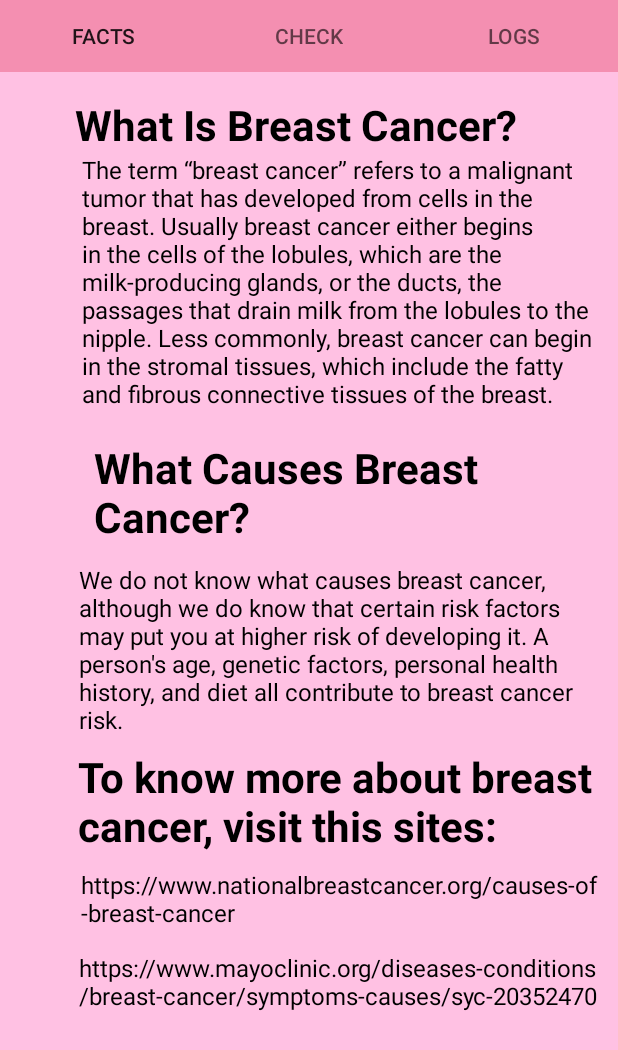
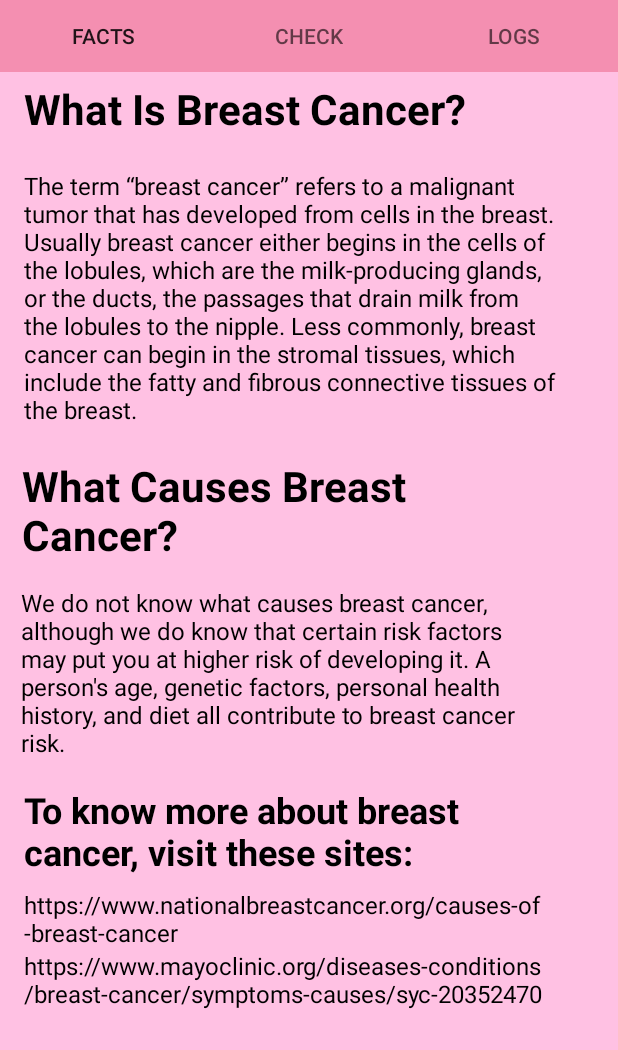
Before and after one commit to santosalwyn09/MateoSantosProject, an Android app: the screen it shows after launch (MainActivity), on a phone screen of 412 x 824 dp. Shown: the top 1050 px of the screen. Run offline under Robolectric (Android 15) with nearby library versions, the phone set to English and light mode, and no system bars.

Commit message:
UI Commit v3.2.1

```diff
--- a/app/src/main/res/layout/facts_fragment.xml
+++ b/app/src/main/res/layout/facts_fragment.xml
@@ -20,94 +20,113 @@
         app:layout_constraintVertical_bias="0.0">
 
         <android.support.constraint.ConstraintLayout
-            android:id="@+id/linearLayout3"
-            android:layout_width="match_parent"
+            android:layout_width="500dp"
             android:layout_height="wrap_content"
-            android:orientation="vertical">
+            tools:layout_editor_absoluteX="34dp">
+
+            <TextView
+                android:id="@+id/textView11"
+                android:layout_width="350dp"
+                android:layout_height="wrap_content"
+                android:layout_marginStart="16dp"
+                android:layout_marginLeft="16dp"
+                android:layout_marginEnd="134dp"
+                android:layout_marginRight="134dp"
+                android:text="https://www.mayoclinic.org/diseases-conditions/breast-cancer/symptoms-causes/syc-20352470"
+                android:textColor="@color/primaryTextColor"
+                android:textSize="16sp"
+                android:textAlignment="gravity"
+                app:layout_constraintEnd_toEndOf="parent"
+                app:layout_constraintStart_toStartOf="parent"
+                app:layout_constraintTop_toBottomOf="@+id/textView10" />
 
             <TextView
                 android:id="@+id/textView4"
-                android:layout_width="354dp"
+                android:layout_width="337dp"
                 android:layout_height="wrap_content"
-                android:layout_marginStart="8dp"
-                android:layout_marginLeft="8dp"
-                android:layout_marginTop="16dp"
-                android:layout_marginEnd="8dp"
-                android:layout_marginRight="8dp"
+                android:layout_marginStart="16dp"
+                android:layout_marginLeft="16dp"
+                android:layout_marginTop="5dp"
+                android:layout_marginEnd="147dp"
+                android:layout_marginRight="147dp"
+                android:layout_marginBottom="9dp"
                 android:text="@string/what_is_breast_cancer"
                 android:textColor="@color/primaryTextColor"
                 android:textSize="28sp"
                 android:textStyle="bold"
                 app:layout_constraintBottom_toTopOf="@+id/textView3"
                 app:layout_constraintEnd_toEndOf="parent"
-                app:layout_constraintHorizontal_bias="0.027"
                 app:layout_constraintStart_toStartOf="parent"
                 app:layout_constraintTop_toTopOf="parent" />
 
             <TextView
                 android:id="@+id/textView3"
-                android:layout_width="346dp"
+                android:layout_width="355dp"
                 android:layout_height="177dp"
-                android:layout_marginStart="1dp"
-                android:layout_marginLeft="1dp"
-                android:layout_marginEnd="1dp"
-                android:layout_marginRight="1dp"
-                android:layout_marginBottom="6dp"
+                android:layout_marginStart="16dp"
+                android:layout_marginLeft="16dp"
+                android:layout_marginTop="12dp"
+                android:layout_marginEnd="129dp"
+                android:layout_marginRight="129dp"
+                android:layout_marginBottom="7dp"
                 android:text="@string/the_term_breast_cancer_refers_to_a_malignant_tumor_that_has_developed_from_cells_in_the_breast_usually_breast_cancer_either_begins_in_the_cells_of_the_lobules_which_are_the_milk_producing_glands_or_the_ducts_the_passages_that_drain_milk_from_the_lobules_to_the_nipple_less_commonly_breast_cancer_can_begin_in_the_stromal_tissues_which_include_the_fatty_and_fibrous_connective_tissues_of_the_breast"
                 android:textColor="@color/primaryTextColor"
                 android:textSize="16sp"
                 app:layout_constraintBottom_toTopOf="@+id/textView5"
                 app:layout_constraintEnd_toEndOf="parent"
-                app:layout_constraintHorizontal_bias="0.531"
                 app:layout_constraintStart_toStartOf="parent"
                 app:layout_constraintTop_toBottomOf="@+id/textView4" />
 
             <TextView
                 android:id="@+id/textView5"
-                android:layout_width="340dp"
+                android:layout_width="355dp"
                 android:layout_height="wrap_content"
                 android:layout_marginStart="10dp"
                 android:layout_marginLeft="10dp"
                 android:layout_marginTop="7dp"
                 android:layout_marginEnd="9dp"
                 android:layout_marginRight="9dp"
-                android:layout_marginBottom="9dp"
+                android:layout_marginBottom="7dp"
                 android:text="@string/what_causes_breast_cancer"
                 android:textColor="@color/primaryTextColor"
                 android:textSize="28sp"
                 android:textStyle="bold"
                 app:layout_constraintBottom_toTopOf="@+id/textView6"
                 app:layout_constraintEnd_toEndOf="parent"
-                app:layout_constraintHorizontal_bias="1.0"
+                app:layout_constraintHorizontal_bias="0.039"
                 app:layout_constraintStart_toStartOf="parent"
                 app:layout_constraintTop_toBottomOf="@+id/textView3" />
 
             <TextView
                 android:id="@+id/textView6"
-                android:layout_width="347dp"
+                android:layout_width="354dp"
                 android:layout_height="wrap_content"
-                android:layout_marginTop="12dp"
+                android:layout_marginTop="8dp"
+                android:layout_marginBottom="1dp"
                 android:text="@string/we_do_not_know_what_causes_breast_cancer_although_we_do_know_that_certain_risk_factors_may_put_you_at_higher_risk_of_developing_it_a_person_s_age_genetic_factors_personal_health_history_and_diet_all_contribute_to_breast_cancer_risk"
                 android:textColor="@color/primaryTextColor"
                 android:textSize="16sp"
+                app:layout_constraintBottom_toTopOf="@+id/textView7"
                 app:layout_constraintEnd_toEndOf="parent"
-                app:layout_constraintHorizontal_bias="0.47"
+                app:layout_constraintHorizontal_bias="0.098"
                 app:layout_constraintStart_toStartOf="parent"
                 app:layout_constraintTop_toBottomOf="@+id/textView5" />
 
             <TextView
                 android:id="@+id/textView7"
-                android:layout_width="354dp"
+                android:layout_width="348dp"
                 android:layout_height="wrap_content"
-                android:layout_marginStart="10dp"
-                android:layout_marginLeft="10dp"
-                android:layout_marginTop="8dp"
-                android:text="To know more about breast cancer, visit this sites:"
+                android:layout_marginStart="16dp"
+                android:layout_marginLeft="16dp"
+                android:layout_marginTop="16dp"
+                android:layout_marginEnd="136dp"
+                android:layout_marginRight="136dp"
+                android:text="To know more about breast cancer, visit these sites:"
                 android:textColor="@color/primaryTextColor"
-                android:textSize="28sp"
+                android:textSize="24sp"
                 android:textStyle="bold"
+                app:layout_constraintBottom_toTopOf="@+id/textView10"
                 app:layout_constraintEnd_toEndOf="parent"
-                app:layout_constraintHorizontal_bias="0.0"
                 app:layout_constraintStart_toStartOf="parent"
                 app:layout_constraintTop_toBottomOf="@+id/textView6" />
 
@@ -115,36 +134,19 @@
                 android:id="@+id/textView10"
                 android:layout_width="350dp"
                 android:layout_height="wrap_content"
-                android:layout_marginStart="5dp"
-                android:layout_marginLeft="5dp"
-                android:layout_marginTop="9dp"
-                android:layout_marginBottom="7dp"
+                android:layout_marginStart="16dp"
+                android:layout_marginLeft="16dp"
+                android:layout_marginTop="8dp"
+                android:layout_marginEnd="134dp"
+                android:layout_marginRight="134dp"
                 android:text="https://www.nationalbreastcancer.org/causes-of-breast-cancer"
                 android:textColor="@color/primaryTextColor"
                 android:textSize="16sp"
                 app:layout_constraintBottom_toTopOf="@+id/textView11"
                 app:layout_constraintEnd_toEndOf="parent"
-                app:layout_constraintHorizontal_bias="0.448"
+                app:layout_constraintHorizontal_bias="0.0"
                 app:layout_constraintStart_toStartOf="parent"
-                app:layout_constraintTop_toBottomOf="@+id/textView7"
-                app:layout_constraintVertical_chainStyle="packed" />
-
-            <TextView
-                android:id="@+id/textView11"
-                android:layout_width="350dp"
-                android:layout_height="wrap_content"
-                android:layout_marginStart="5dp"
-                android:layout_marginLeft="5dp"
-                android:layout_marginTop="7dp"
-                android:text="https://www.mayoclinic.org/diseases-conditions/breast-cancer/symptoms-causes/syc-20352470"
-                android:textColor="@color/primaryTextColor"
-                android:textSize="16sp"
-                app:layout_constraintBottom_toBottomOf="parent"
-                app:layout_constraintEnd_toEndOf="parent"
-                app:layout_constraintHorizontal_bias="0.379"
-                app:layout_constraintStart_toStartOf="parent"
-                app:layout_constraintTop_toBottomOf="@+id/textView10" />
-
+                app:layout_constraintTop_toBottomOf="@+id/textView7" />
         </android.support.constraint.ConstraintLayout>
     </ScrollView>
 
```
